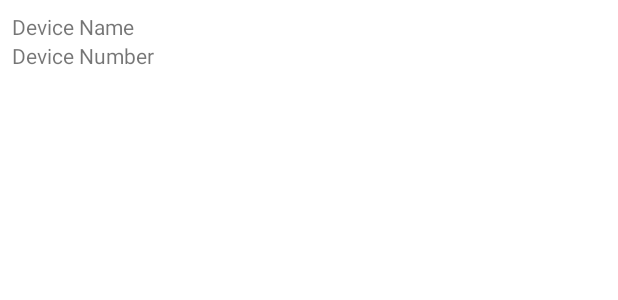
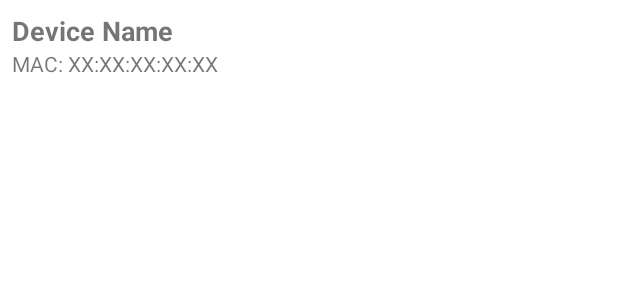
Before and after one commit to katyggray/FallApp, an Android app: the layout list_item_scan.xml on its own in the app's theme, with its tools: preview values and no code run, on a phone screen of 412 x 824 dp. Shown: the top 300 px of the screen. Run offline under Robolectric (Android 15) with nearby library versions, the phone set to English and light mode, and no system bars.

```diff
--- a/app/build.gradle
+++ b/app/build.gradle
@@ -2,6 +2,7 @@ plugins {
     id 'com.android.application'
     id 'kotlin-android'
     id 'kotlin-android-extensions'
+//    id 'org.jetbrains.kotlin.kapt' version '1.5.20'
 }
 
 android {
@@ -10,6 +11,7 @@ android {
 
     buildFeatures {
         viewBinding = true
+        // dataBinding = true
     }
 
     defaultConfig {
@@ -45,9 +47,10 @@ dependencies {
     implementation 'androidx.core:core-ktx:1.5.0'
     implementation 'androidx.appcompat:appcompat:1.3.0'
     implementation 'androidx.lifecycle:lifecycle-extensions:2.2.0'
-    implementation 'androidx.recyclerview:recyclerview:1.2.1'
+    implementation 'androidx.recyclerview:recyclerview:1.1.0'
     implementation 'com.google.android.material:material:1.3.0'
     implementation 'androidx.constraintlayout:constraintlayout:2.0.4'
+//    kapt 'groupId:artifactId:version'
 
     implementation 'com.github.weliem:blessed-android-coroutines:0.0.2'
     implementation 'no.nordicsemi.android:ble-ktx:2.3.0'
--- a/app/src/main/java/edu/ucdenver/fallapp/BleScanAdapter.kt
+++ /dev/null
@@ -1,5 +0,0 @@
-package edu.ucdenver.fallapp
-
-class BleScanAdapter {
-
-}
--- a/app/src/main/res/layout/list_item_scan.xml
+++ b/app/src/main/res/layout/list_item_scan.xml
@@ -1,20 +1,46 @@
 <?xml version="1.0" encoding="utf-8"?>
-<LinearLayout xmlns:android="http://schemas.android.com/apk/res/android"
-    android:orientation="vertical"
+<androidx.constraintlayout.widget.ConstraintLayout
+    xmlns:android="http://schemas.android.com/apk/res/android"
+    xmlns:app="http://schemas.android.com/apk/res-auto"
+    xmlns:tools="http://schemas.android.com/tools"
     android:layout_width="match_parent"
     android:layout_height="wrap_content"
-    android:padding="8dp">
+    android:padding="8dp"
+    android:background="?android:attr/selectableItemBackground">
+
+<!--    <data>
+        <variable
+            name="item"
+            type="android.bluetooth.le.ScanResult" />
+    </data>-->
 
     <TextView
         android:id="@+id/device_name"
-        android:layout_width="match_parent"
+        android:layout_width="wrap_content"
         android:layout_height="wrap_content"
-        android:text="Device Name" />
+        android:textSize="18sp"
+        android:textStyle="bold"
+        app:layout_constraintTop_toTopOf="parent"
+        app:layout_constraintStart_toStartOf="parent"
+        tools:text="Device Name" />
 
     <TextView
-        android:id="@+id/device_number"
-        android:layout_width="match_parent"
+        android:id="@+id/mac_address"
+        android:layout_width="wrap_content"
         android:layout_height="wrap_content"
-        android:text="Device Number" />
+        android:textSize="14sp"
+        app:layout_constraintTop_toBottomOf="@id/device_name"
+        app:layout_constraintStart_toStartOf="parent"
+        tools:text="MAC: XX:XX:XX:XX:XX" />
 
-</LinearLayout>
+<!--    <TextView
+        android:id="@+id/signal_strength"
+        android:layout_width="wrap_content"
+        android:layout_height="wrap_content"
+        android:textSize="14sp"
+        app:layout_constraintTop_toTopOf="parent"
+        app:layout_constraintBottom_toBottomOf="parent"
+        app:layout_constraintEnd_toEndOf="parent"
+        tools:text="-100 dBm" />-->
+
+</androidx.constraintlayout.widget.ConstraintLayout>
--- a/app/src/main/res/values/strings.xml
+++ b/app/src/main/res/values/strings.xml
@@ -1,6 +1,7 @@
 <resources>
     <string name="app_name">FallApp</string>
     <string name="scan_button">Start Scan</string>
+    <string name="connect_button">No Devices Found</string>
     <string name="toggle_rtm">Toggle RTM</string>
     <string name="toggle_log">Toggle Logging</string>
     <string name="check_battery">Check Battery Level</string>
--- a/build.gradle
+++ b/build.gradle
@@ -4,16 +4,18 @@ buildscript {
     repositories {
         google()
         mavenCentral()
+        maven { url "https://plugins.grade.org/m2/"}
     }
     dependencies {
         classpath "com.android.tools.build:gradle:4.2.1"
         classpath "org.jetbrains.kotlin:kotlin-gradle-plugin:$kotlin_version"
+        classpath "org.jetbrains.kotlin:kotlin-gradle-plugin:1.5.20"
 
         // NOTE: Do not place your application dependencies here; they belong
         // in the individual module build.gradle files
     }
 }
-
+apply plugin: "org.jetbrains.kotlin.kapt"
 allprojects {
     repositories {
         google()
```
Also changed, not shown: app/src/main/java/edu/ucdenver/fallapp/BleData.kt (added, +7 -0 lines), app/src/main/java/edu/ucdenver/fallapp/BleScanViewModel.kt (deleted, +0 -10 lines), app/src/main/java/edu/ucdenver/fallapp/MainActivity.kt (+126 -9 lines), app/src/main/java/edu/ucdenver/fallapp/ScanResultAdapter.kt (added, +46 -0 lines), app/src/main/res/layout/activity_main.xml (+11 -8 lines).
